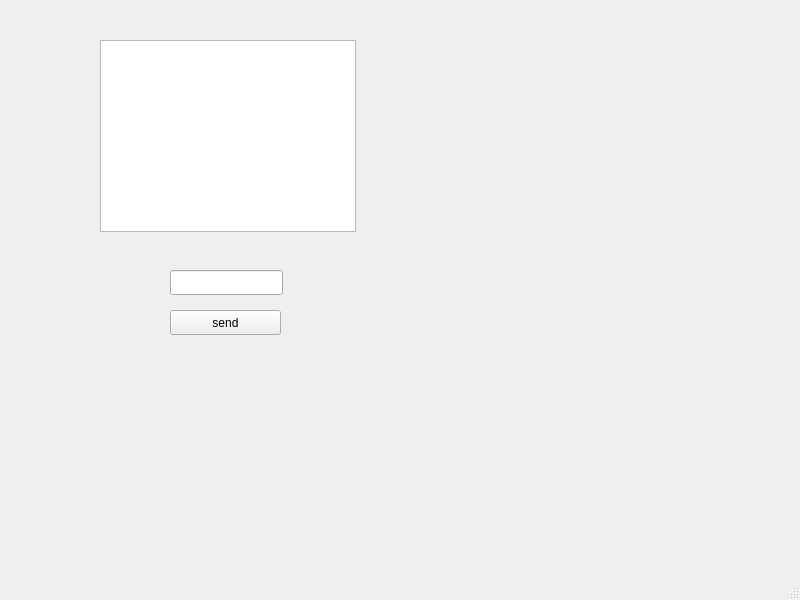
Before: the Qt Designer form 07-GuessMyDrawing/mainwindow.ui in JelenaBondzic/GuessMyDrawing, drawn with Qt 5.
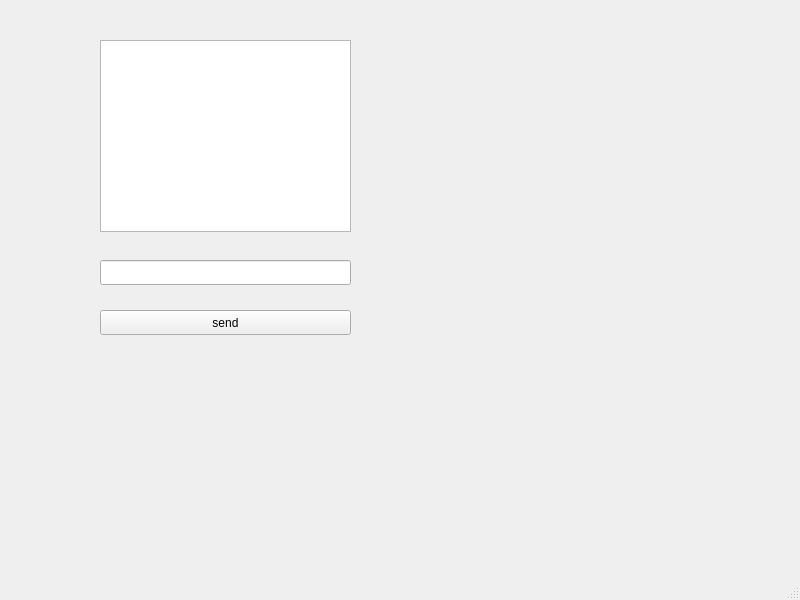
After: the same form once the commit is applied.

Commit message: Added joinRoom function and simple test gui

Diff of the .ui file:
```diff
--- a/07-GuessMyDrawing/mainwindow.ui
+++ b/07-GuessMyDrawing/mainwindow.ui
@@ -17,9 +17,9 @@
    <widget class="QPushButton" name="btnSend">
     <property name="geometry">
      <rect>
-      <x>170</x>
+      <x>100</x>
       <y>310</y>
-      <width>111</width>
+      <width>251</width>
       <height>25</height>
      </rect>
     </property>
@@ -30,9 +30,9 @@
    <widget class="QLineEdit" name="leInput">
     <property name="geometry">
      <rect>
-      <x>170</x>
-      <y>270</y>
-      <width>113</width>
+      <x>100</x>
+      <y>260</y>
+      <width>251</width>
       <height>25</height>
      </rect>
     </property>
@@ -42,7 +42,7 @@
      <rect>
       <x>100</x>
       <y>40</y>
-      <width>256</width>
+      <width>251</width>
       <height>192</height>
      </rect>
     </property>
```
The commit also changes 2 other files.
